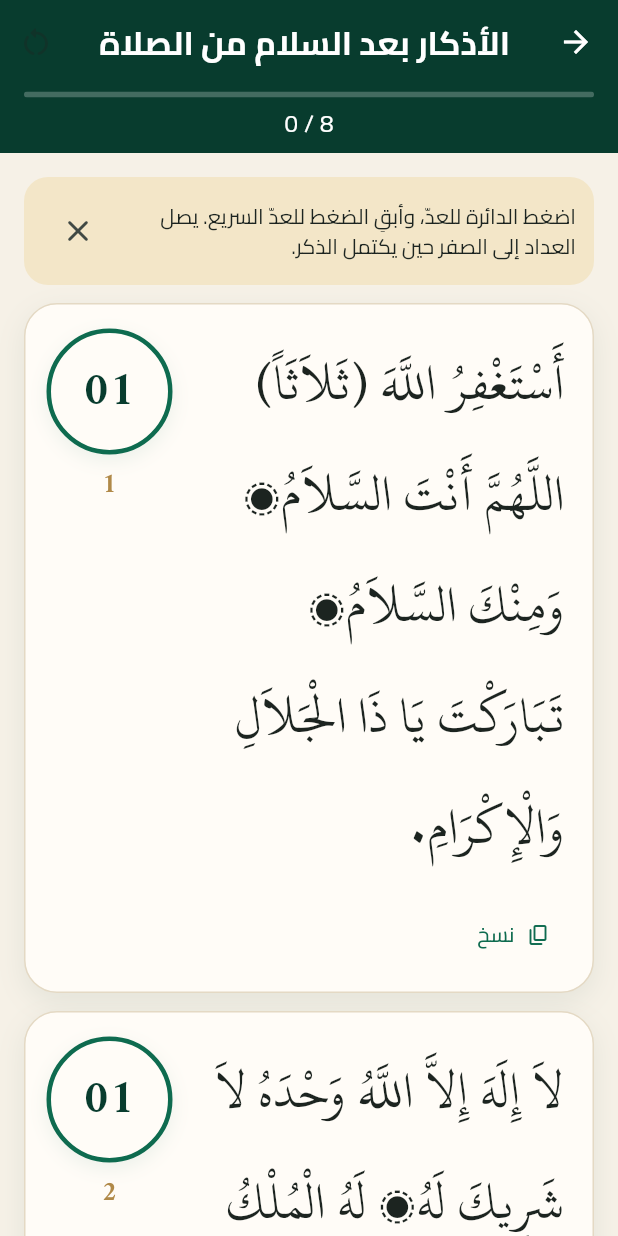
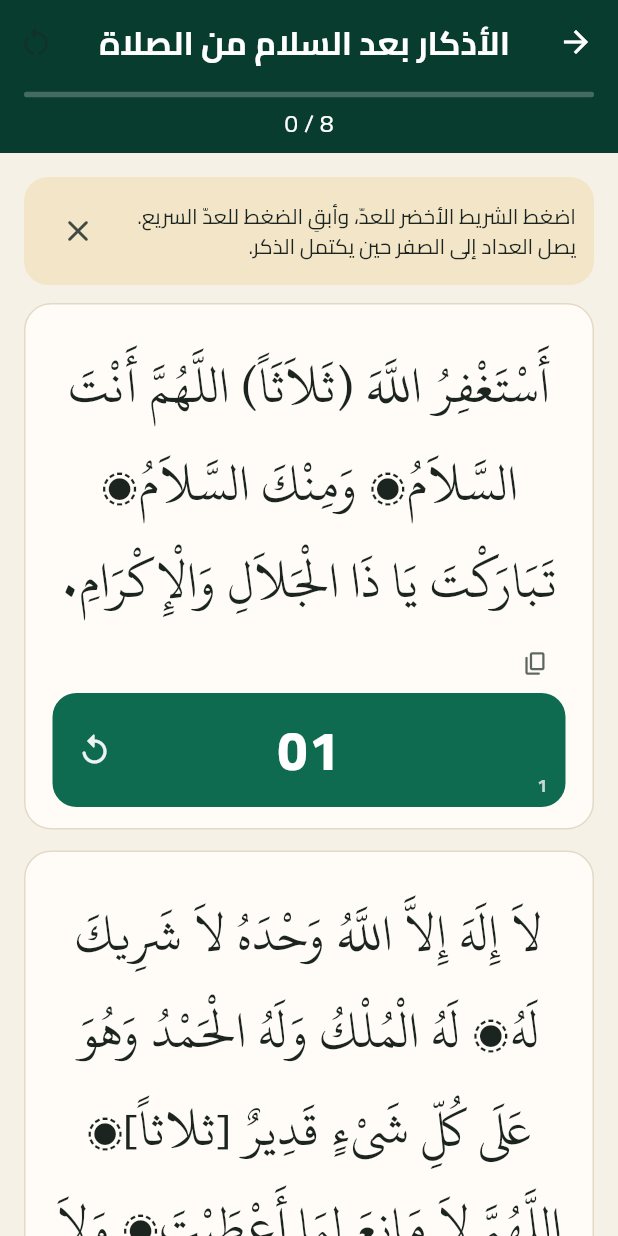
Before and after one commit to Mohamed-Elgaraihy/zikr-almuslim, a Flutter app: the screen it shows after launch, after a tap on "تخطّي", after a tap on "الأذكار بعد السلام من الصلاة", on a phone screen of 412 x 824 dp. Run offline on Flutter 3.47's test engine with Material 3 defaults, Android fonts, the phone set to English and light mode, and no system bars; our stand-ins replace flutter_local_notifications, shared_preferences, timezone.

Commit message:
Place the counter under centered dhikr text and match the sleep order.
The card now follows the IslamBook arrangement: the text sits in the middle, the green count bar is underneath, and ayah marks are drawn as a single numbered circle. Sleep adhkar follow that site's order and counts.

Co-authored-by: mohamedelgaraihy2029 <mohamedelgaraihy2029@gmail.com>

```diff
--- a/lib/screens/category_screen.dart
+++ b/lib/screens/category_screen.dart
@@ -83,7 +83,7 @@ class CategoryScreen extends StatelessWidget {
                     children: [
                       const Expanded(
                         child: Text(
-                          'اضغط الدائرة للعدّ، وأبقِ الضغط للعدّ السريع. يصل العداد إلى الصفر حين يكتمل الذكر.',
+                          'اضغط الشريط الأخضر للعدّ، وأبقِ الضغط للعدّ السريع. يصل العداد إلى الصفر حين يكتمل الذكر.',
                         ),
                       ),
                       IconButton(
--- a/lib/screens/onboarding_screen.dart
+++ b/lib/screens/onboarding_screen.dart
@@ -25,7 +25,7 @@ class _OnboardingScreenState extends State<OnboardingScreen> {
     _GuidePage(
       title: 'عدّ بلمسة واحدة',
       body:
-          'اضغط الدائرة الخضراء مرة لكل تسبيحة. أبقِ إصبعك عليها ليسرع العدّ حتى تظهر علامة الصح، ويمكنك إعادة الذكر متى شئت.',
+          'العداد شريط أخضر تحت الذكر. اضغطه مرة لكل تسبيحة، وأبقِ إصبعك عليه ليسرع العدّ حتى تظهر علامة الصح.',
     ),
     _GuidePage(
       title: 'لا يفوتك الورد',
@@ -193,6 +193,27 @@ class _Illustration extends StatelessWidget {
   @override
   Widget build(BuildContext context) {
     final counting = index == 1;
+    if (counting) {
+      return Container(
+        width: 220,
+        height: 84,
+        alignment: Alignment.center,
+        decoration: BoxDecoration(
+          color: AppColors.green,
+          borderRadius: BorderRadius.circular(16),
+        ),
+        child: const Text(
+          '03',
+          style: TextStyle(
+            fontFamily: 'Cairo',
+            fontSize: 36,
+            fontWeight: FontWeight.w800,
+            color: Colors.white,
+            height: 1,
+          ),
+        ),
+      );
+    }
     return Container(
       width: 168,
       height: 168,
@@ -202,22 +223,11 @@ class _Illustration extends StatelessWidget {
         border: Border.all(color: AppColors.gold.withValues(alpha: 0.7), width: 3),
       ),
       alignment: Alignment.center,
-      child: counting
-          ? const Text(
-              '03',
-              style: TextStyle(
-                fontFamily: 'Amiri',
-                fontSize: 64,
-                fontWeight: FontWeight.w700,
-                color: AppColors.goldSoft,
-                height: 1,
-              ),
-            )
-          : const Icon(
-              Icons.notifications_active_rounded,
-              color: AppColors.goldSoft,
-              size: 72,
-            ),
+      child: const Icon(
+        Icons.notifications_active_rounded,
+        color: AppColors.goldSoft,
+        size: 72,
+      ),
     );
   }
 }
--- a/lib/widgets/counter_button.dart
+++ b/lib/widgets/counter_button.dart
@@ -12,40 +12,29 @@ class CounterButton extends StatefulWidget {
     required this.remaining,
     required this.done,
     required this.onTap,
+    required this.onReset,
+    required this.index,
     required this.label,
   });
 
   final int remaining;
   final bool done;
   final bool Function() onTap;
+  final VoidCallback onReset;
+  final int index;
   final String label;
 
   @override
   State<CounterButton> createState() => _CounterButtonState();
 }
 
-class _CounterButtonState extends State<CounterButton>
-    with SingleTickerProviderStateMixin {
-  late final AnimationController _pulse;
+class _CounterButtonState extends State<CounterButton> {
   Timer? _rapid;
   Timer? _rapidStart;
 
   @override
-  void initState() {
-    super.initState();
-    _pulse = AnimationController(
-      vsync: this,
-      duration: const Duration(milliseconds: 140),
-      lowerBound: 0.94,
-      upperBound: 1,
-      value: 1,
-    );
-  }
-
-  @override
   void dispose() {
     _stopRapid();
-    _pulse.dispose();
     super.dispose();
   }
 
@@ -62,7 +51,6 @@ class _CounterButtonState extends State<CounterButton>
       return;
     }
     HapticFeedback.selectionClick();
-    _pulse.forward(from: 0.94);
   }
 
   @override
@@ -71,7 +59,13 @@ class _CounterButtonState extends State<CounterButton>
     return Semantics(
       button: true,
       label: done ? 'اكتمل. ${widget.label}' : 'المتبقي ${widget.remaining}. ${widget.label}',
+      child: SizedBox(
+        height: 76,
+        child: Stack(
+          children: [
+            Positioned.fill(
               child: GestureDetector(
+                behavior: HitTestBehavior.opaque,
                 onTap: done ? null : _tick,
                 onLongPressStart: done
                     ? null
@@ -86,43 +80,58 @@ class _CounterButtonState extends State<CounterButton>
                       },
                 onLongPressEnd: (_) => _stopRapid(),
                 onLongPressCancel: _stopRapid,
-        child: ScaleTransition(
-          scale: _pulse,
                 child: AnimatedContainer(
                   duration: const Duration(milliseconds: 180),
-            width: 84,
-            height: 84,
                   decoration: BoxDecoration(
-              shape: BoxShape.circle,
-              color: done ? AppColors.green : AppColors.card,
-              border: Border.all(
-                color: done ? AppColors.green : AppColors.green,
-                width: 3,
-              ),
-              boxShadow: [
-                BoxShadow(
-                  color: AppColors.green.withValues(alpha: done ? 0.25 : 0.08),
-                  blurRadius: 10,
-                  offset: const Offset(0, 4),
-                ),
-              ],
+                    color: done ? AppColors.greenDark : AppColors.green,
+                    borderRadius: BorderRadius.circular(16),
                   ),
                   alignment: Alignment.center,
                   child: done
-                ? const Icon(Icons.check_rounded, color: Colors.white, size: 34)
+                      ? const Icon(Icons.check_rounded, color: Colors.white, size: 36)
                       : Text(
                           formatCount(widget.remaining),
                           style: const TextStyle(
-                      fontFamily: 'Amiri',
-                      fontSize: 32,
-                      fontWeight: FontWeight.w700,
-                      color: AppColors.greenDark,
+                            fontFamily: 'Cairo',
+                            fontSize: 36,
+                            fontWeight: FontWeight.w800,
+                            color: Colors.white,
                             height: 1,
+                            letterSpacing: 1,
                           ),
                         ),
                 ),
               ),
             ),
+            Positioned(
+              left: 4,
+              top: 0,
+              bottom: 0,
+              child: IconButton(
+                tooltip: 'إعادة',
+                onPressed: widget.onReset,
+                icon: Icon(
+                  Icons.replay_rounded,
+                  color: Colors.white.withValues(alpha: 0.92),
+                ),
+              ),
+            ),
+            Positioned(
+              right: 12,
+              bottom: 6,
+              child: Text(
+                '${widget.index}',
+                style: TextStyle(
+                  fontFamily: 'Cairo',
+                  fontSize: 12,
+                  fontWeight: FontWeight.w700,
+                  color: Colors.white.withValues(alpha: 0.75),
+                ),
+              ),
+            ),
+          ],
+        ),
+      ),
     );
   }
 }
--- a/lib/widgets/dhikr_card.dart
+++ b/lib/widgets/dhikr_card.dart
@@ -4,6 +4,7 @@ import 'package:flutter/services.dart';
 import '../models/azkar.dart';
 import '../theme/app_theme.dart';
 import 'counter_button.dart';
+import 'mushaf_text.dart';
 
 class DhikrCard extends StatelessWidget {
   const DhikrCard({
@@ -31,63 +32,38 @@ class DhikrCard extends StatelessWidget {
   Widget build(BuildContext context) {
     return AnimatedContainer(
       duration: const Duration(milliseconds: 220),
-      margin: const EdgeInsets.fromLTRB(16, 0, 16, 12),
-      padding: const EdgeInsets.fromLTRB(14, 16, 16, 14),
+      margin: const EdgeInsets.fromLTRB(16, 0, 16, 14),
+      padding: const EdgeInsets.fromLTRB(18, 22, 18, 14),
       decoration: BoxDecoration(
         color: done ? AppColors.done : AppColors.card,
-        borderRadius: BorderRadius.circular(22),
+        borderRadius: BorderRadius.circular(18),
         border: Border.all(
-          color: done ? AppColors.green.withValues(alpha: 0.35) : AppColors.line,
+          color: done ? AppColors.green.withValues(alpha: 0.28) : AppColors.line,
         ),
-        boxShadow: [
-          BoxShadow(
-            color: const Color(0x14083C2E),
-            blurRadius: 16,
-            offset: const Offset(0, 6),
       ),
-        ],
-      ),
-      child: Row(
-        crossAxisAlignment: CrossAxisAlignment.start,
-        children: [
-          Expanded(
       child: Column(
         crossAxisAlignment: CrossAxisAlignment.stretch,
         children: [
-                SelectableText(
-                  item.text,
-                  textAlign: TextAlign.right,
-                  style: TextStyle(
-                    fontFamily: 'Uthmanic',
-                    fontFamilyFallback: const ['Amiri', 'Cairo'],
-                    fontSize: fontSize,
-                    height: 2.05,
-                    color: AppColors.ink,
-                    fontFeatures: const [
-                      FontFeature.enable('calt'),
-                      FontFeature.enable('liga'),
-                      FontFeature.enable('rlig'),
-                    ],
-                  ),
-                ),
+          MushafText(text: item.text, fontSize: fontSize),
           if (item.virtue != null) ...[
-                  const SizedBox(height: 12),
+            const SizedBox(height: 14),
             Text(
               item.virtue!,
-                    textAlign: TextAlign.right,
+              textAlign: TextAlign.center,
               style: TextStyle(
                 fontFamily: 'Cairo',
-                      fontSize: (fontSize * 0.55).clamp(18, 28),
-                      height: 1.75,
+                fontSize: (fontSize * 0.55).clamp(18, 26),
+                height: 1.65,
                 color: AppColors.virtue,
                 fontWeight: FontWeight.w600,
               ),
             ),
           ],
-                const SizedBox(height: 8),
-                Row(
-                  children: [
-                    TextButton.icon(
+          Align(
+            alignment: AlignmentDirectional.centerStart,
+            child: IconButton(
+              tooltip: 'نسخ',
+              visualDensity: VisualDensity.compact,
               onPressed: () async {
                 await Clipboard.setData(ClipboardData(text: item.text));
                 if (!context.mounted) return;
@@ -95,40 +71,17 @@ class DhikrCard extends StatelessWidget {
                   const SnackBar(content: Text('نُسخ الذكر')),
                 );
               },
-                      icon: const Icon(Icons.copy_rounded, size: 16),
-                      label: const Text('نسخ'),
-                    ),
-                    if (remaining < item.count)
-                      TextButton(
-                        onPressed: onReset,
-                        child: const Text('إعادة'),
-                      ),
-                  ],
-                ),
-              ],
+              icon: const Icon(Icons.copy_rounded, size: 18, color: AppColors.inkSoft),
             ),
           ),
-          const SizedBox(width: 12),
-          Column(
-            children: [
           CounterButton(
             key: ValueKey('counter-$categoryId-${item.id}'),
             remaining: remaining,
             done: done,
             onTap: onCount,
+            onReset: onReset,
+            index: index,
             label: 'الذكر رقم $index',
-              ),
-              const SizedBox(height: 8),
-              Text(
-                '$index',
-                style: const TextStyle(
-                  fontFamily: 'Amiri',
-                  fontSize: 18,
-                  color: AppColors.gold,
-                  fontWeight: FontWeight.w700,
-                ),
-              ),
-            ],
           ),
         ],
       ),
--- /dev/null
+++ b/lib/widgets/mushaf_text.dart
@@ -0,0 +1,101 @@
+import 'package:flutter/material.dart';
+
+import '../theme/app_theme.dart';
+
+/// Quran text in the Mushaf face, with a single drawn ayah mark.
+///
+/// The font's own end-of-ayah glyph draws as an empty ornament on the phone,
+/// so the mark is painted here and that character is left out of the line.
+class MushafText extends StatelessWidget {
+  const MushafText({super.key, required this.text, required this.fontSize});
+
+  final String text;
+  final double fontSize;
+
+  static final _ayah = RegExp('\u06dd([0-9\u0660-\u0669]*)');
+
+  @override
+  Widget build(BuildContext context) {
+    final style = TextStyle(
+      fontFamily: 'Uthmanic',
+      fontFamilyFallback: const ['Amiri', 'Cairo'],
+      fontSize: fontSize,
+      height: 1.8,
+      color: AppColors.ink,
+    );
+    final spans = <InlineSpan>[];
+    var cursor = 0;
+    for (final match in _ayah.allMatches(text)) {
+      if (match.start > cursor) {
+        spans.add(TextSpan(text: text.substring(cursor, match.start)));
+      }
+      final raw = match.group(1) ?? '';
+      if (raw.isNotEmpty) {
+        spans.add(
+          WidgetSpan(
+            alignment: PlaceholderAlignment.middle,
+            child: _AyahMark(number: _eastern(raw), fontSize: fontSize),
+          ),
+        );
+      }
+      cursor = match.end;
+    }
+    if (cursor < text.length) {
+      spans.add(TextSpan(text: text.substring(cursor)));
+    }
+    if (spans.isEmpty) spans.add(TextSpan(text: text));
+
+    return Text.rich(
+      TextSpan(children: spans, style: style),
+      textAlign: TextAlign.center,
+      textDirection: TextDirection.rtl,
+    );
+  }
+}
+
+String _eastern(String raw) {
+  const western = '0123456789';
+  const eastern = '٠١٢٣٤٥٦٧٨٩';
+  final buffer = StringBuffer();
+  for (final char in raw.split('')) {
+    final index = western.indexOf(char);
+    buffer.write(index >= 0 ? eastern[index] : char);
+  }
+  return buffer.toString();
+}
+
+class _AyahMark extends StatelessWidget {
+  const _AyahMark({required this.number, required this.fontSize});
+
+  final String number;
+  final double fontSize;
+
+  @override
+  Widget build(BuildContext context) {
+    final height = fontSize * 0.92;
+    final width = number.length > 1 ? height + (number.length - 1) * fontSize * 0.28 : height;
+    return Padding(
+      padding: const EdgeInsets.symmetric(horizontal: 4),
+      child: Container(
+        width: width,
+        height: height,
+        alignment: Alignment.center,
+        decoration: BoxDecoration(
+          borderRadius: BorderRadius.circular(height),
+          border: Border.all(color: AppColors.ink, width: 1.4),
+        ),
+        child: Text(
+          number,
+          textDirection: TextDirection.rtl,
+          style: TextStyle(
+            fontFamily: 'Cairo',
+            fontSize: fontSize * (number.length > 2 ? 0.3 : 0.38),
+            height: 1,
+            fontWeight: FontWeight.w700,
+            color: AppColors.ink,
+          ),
+        ),
+      ),
+    );
+  }
+}
--- a/pubspec.yaml
+++ b/pubspec.yaml
@@ -16,7 +16,7 @@ publish_to: 'none' # Remove this line if you wish to publish to pub.dev
 # https://developer.apple.com/library/archive/documentation/General/Reference/InfoPlistKeyReference/Articles/CoreFoundationKeys.html
 # In Windows, build-name is used as the major, minor, and patch parts
 # of the product and file versions while build-number is used as the build suffix.
-version: 1.1.0+2
+version: 1.2.0+3
 
 environment:
   sdk: ^3.13.5
```
Also changed, not shown: assets/data/azkar.json, 3 other files. Lines whose indentation alone changed are shown as unchanged.
